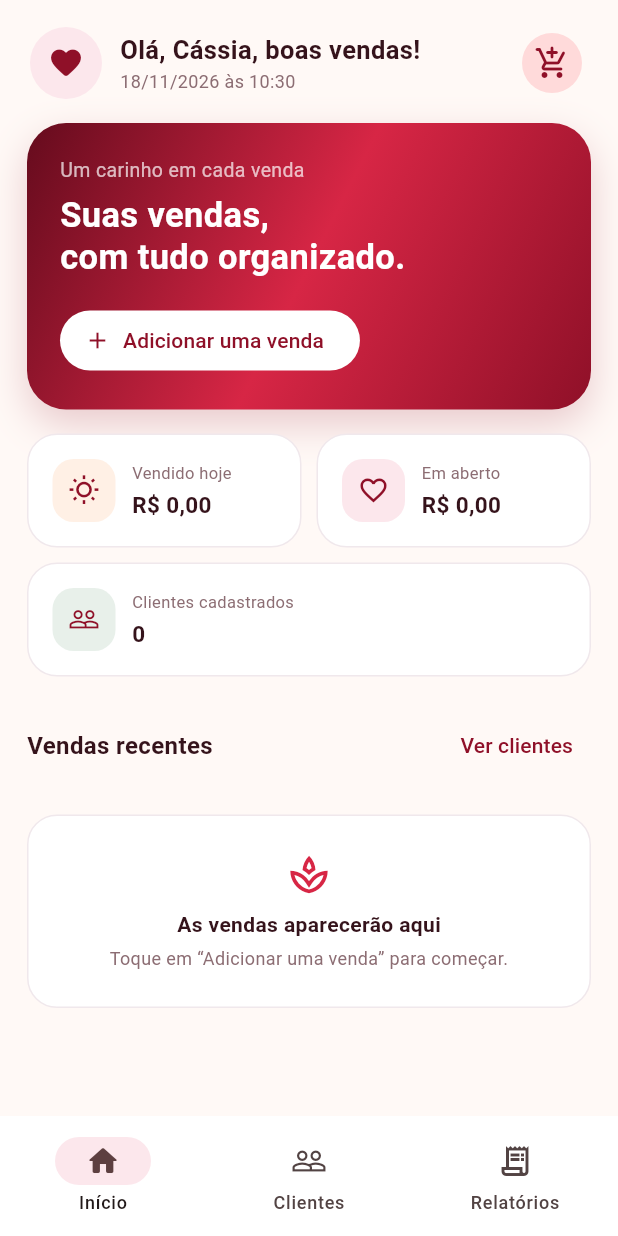
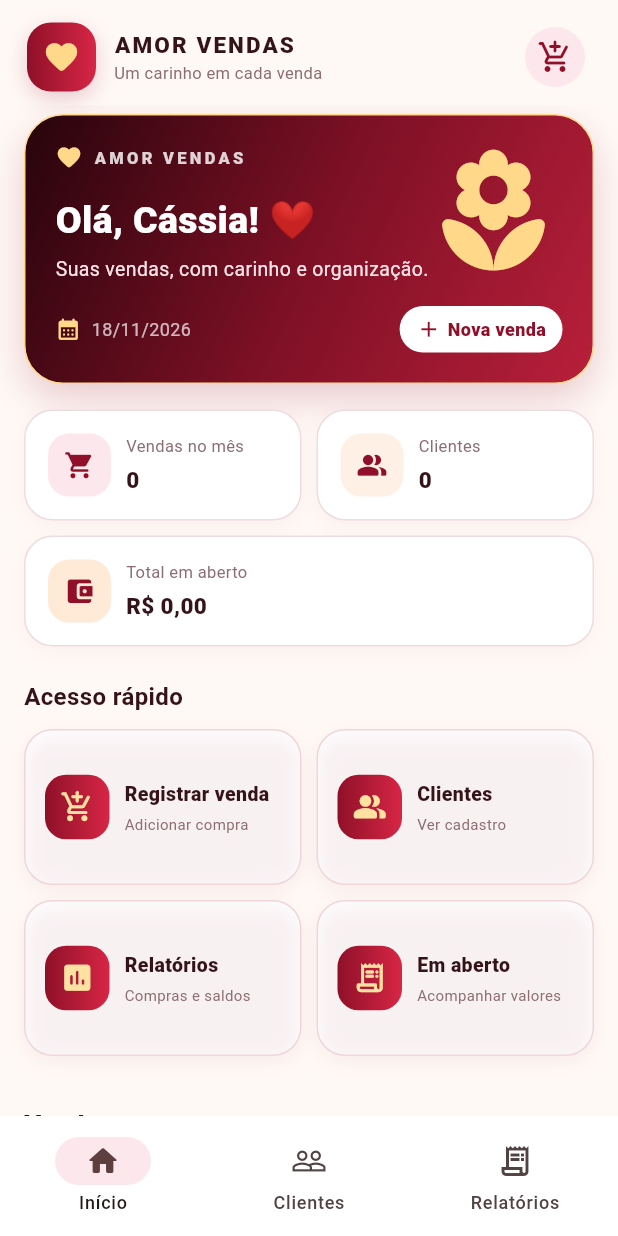
Before and after one commit to danielaureliodacruz8-spec/amor-, a Flutter app: the screen it shows after launch, on a phone screen of 412 x 824 dp. Run offline on Flutter 3.47's test engine with Material 3 defaults, Android fonts, the phone set to English and light mode, and no system bars; our stand-ins replace pdf, printing, shared_preferences.

Commit message:
Recria painel Amor Vendas no estilo visual de rosas vermelhas

```diff
--- a/lib/main.dart
+++ b/lib/main.dart
@@ -447,62 +447,192 @@ class _SalesHomeState extends State<SalesHome> {
       );
 
   Widget _header() => Padding(
-        padding: const EdgeInsets.fromLTRB(20, 18, 20, 8),
+        padding: const EdgeInsets.fromLTRB(18, 14, 18, 8),
         child: Row(children: [
           Container(
-            width: 48,
-            height: 48,
-            decoration: const BoxDecoration(shape: BoxShape.circle, color: _roseLight),
-            child: const Icon(Icons.favorite_rounded, color: _plum),
+            width: 46,
+            height: 46,
+            decoration: BoxDecoration(
+              gradient: const LinearGradient(colors: [Color(0xFF8F1028), Color(0xFFD72645)]),
+              borderRadius: BorderRadius.circular(16),
+              boxShadow: const [BoxShadow(color: Color(0x338F1028), blurRadius: 12, offset: Offset(0, 5))],
+            ),
+            child: const Icon(Icons.favorite_rounded, color: Color(0xFFFFD88A), size: 25),
           ),
           const SizedBox(width: 12),
           Expanded(child: Column(crossAxisAlignment: CrossAxisAlignment.start, children: [
-            Text(_tab == 0 ? 'Olá, Cássia, boas vendas!' : _tab == 1 ? 'Seus clientes' : 'Relatórios', style: const TextStyle(color: _ink, fontSize: 17, fontWeight: FontWeight.w700)),
-            Text(_dateTime(_now), style: const TextStyle(color: _muted, fontSize: 12)),
+            Text(_tab == 0 ? 'AMOR VENDAS' : _tab == 1 ? 'MEUS CLIENTES' : 'RELATÓRIOS',
+              style: const TextStyle(color: _ink, fontSize: 15, letterSpacing: 1.4, fontWeight: FontWeight.w900)),
+            Text(_tab == 0 ? 'Um carinho em cada venda' : _dateTime(_now),
+              style: const TextStyle(color: _muted, fontSize: 11)),
           ])),
-          IconButton.filledTonal(onPressed: () => _newSale(), tooltip: 'Adicionar venda', icon: const Icon(Icons.add_shopping_cart_rounded, color: _plum)),
+          IconButton(
+            onPressed: () => _newSale(),
+            tooltip: 'Registrar venda',
+            style: IconButton.styleFrom(backgroundColor: _roseLight, foregroundColor: _plum),
+            icon: const Icon(Icons.add_shopping_cart_rounded),
+          ),
         ]),
       );
 
   Widget _dashboard() {
     final recent = _sales.toList()..sort((a, b) => (b['createdAt'] as String).compareTo(a['createdAt'] as String));
-    return ListView(padding: const EdgeInsets.fromLTRB(18, 8, 18, 26), children: [
+    final monthSales = _sales.where((sale) {
+      final date = DateTime.tryParse(sale['createdAt'] as String)?.toLocal();
+      return date != null && date.year == _now.year && date.month == _now.month;
+    }).length;
+
+    return ListView(
+      padding: const EdgeInsets.fromLTRB(16, 6, 16, 26),
+      children: [
         Container(
-        padding: const EdgeInsets.all(22),
-        decoration: BoxDecoration(gradient: const LinearGradient(colors: [Color(0xFF650B1D), Color(0xFFD72645), Color(0xFF8F1028)], begin: Alignment.topLeft, end: Alignment.bottomRight), borderRadius: BorderRadius.circular(26), boxShadow: [BoxShadow(color: Color(0x338F1028), blurRadius: 22, offset: Offset(0, 10))]),
-        child: Column(crossAxisAlignment: CrossAxisAlignment.start, children: [
-          const Text('Um carinho em cada venda', style: TextStyle(color: Colors.white70, fontSize: 13)),
-          const SizedBox(height: 6),
-          const Text('Suas vendas,\ncom tudo organizado.', style: TextStyle(color: Colors.white, fontSize: 23, height: 1.2, fontWeight: FontWeight.w700)),
-          const SizedBox(height: 18),
-          FilledButton.icon(onPressed: () => _newSale(), icon: const Icon(Icons.add), label: const Text('Adicionar uma venda'), style: FilledButton.styleFrom(backgroundColor: Colors.white, foregroundColor: _plum)),
+          padding: const EdgeInsets.fromLTRB(20, 19, 20, 20),
+          decoration: BoxDecoration(
+            gradient: const LinearGradient(
+              colors: [Color(0xFF26040B), Color(0xFF7D1025), Color(0xFFB91F3A)],
+              begin: Alignment.topLeft,
+              end: Alignment.bottomRight,
+            ),
+            borderRadius: BorderRadius.circular(26),
+            border: Border.all(color: const Color(0xFFFFD88A), width: 1),
+            boxShadow: const [BoxShadow(color: Color(0x338F1028), blurRadius: 22, offset: Offset(0, 10))],
+          ),
+          child: Stack(children: [
+            const Positioned(right: 0, top: 0, child: Icon(Icons.local_florist_rounded, color: Color(0x55FFFFD88A), size: 92)),
+            Column(crossAxisAlignment: CrossAxisAlignment.start, children: [
+              Row(children: [
+                const Icon(Icons.favorite_rounded, color: Color(0xFFFFD88A), size: 18),
+                const SizedBox(width: 7),
+                Text('AMOR VENDAS', style: TextStyle(color: Colors.white.withValues(alpha: .82), fontSize: 11, letterSpacing: 2.2, fontWeight: FontWeight.w800)),
+              ]),
+              const SizedBox(height: 15),
+              const Text('Olá, Cássia! ❤️', style: TextStyle(color: Colors.white, fontSize: 25, fontWeight: FontWeight.w800)),
+              const SizedBox(height: 5),
+              const Text('Suas vendas, com carinho e organização.', style: TextStyle(color: Color(0xFFFFE5E8), fontSize: 13)),
+              const SizedBox(height: 15),
+              Row(children: [
+                const Icon(Icons.calendar_month_rounded, color: Color(0xFFFFD88A), size: 17),
+                const SizedBox(width: 7),
+                Text(_dateTime(_now).split(' às ').first, style: const TextStyle(color: Colors.white70, fontSize: 12)),
+                const Spacer(),
+                Container(
+                  padding: const EdgeInsets.symmetric(horizontal: 11, vertical: 7),
+                  decoration: BoxDecoration(color: Colors.white, borderRadius: BorderRadius.circular(30)),
+                  child: InkWell(
+                    onTap: () => _newSale(),
+                    child: const Row(mainAxisSize: MainAxisSize.min, children: [
+                      Icon(Icons.add, color: _plum, size: 17),
+                      SizedBox(width: 4),
+                      Text('Nova venda', style: TextStyle(color: _plum, fontWeight: FontWeight.w800, fontSize: 12)),
                     ]),
                   ),
-      const SizedBox(height: 16),
+                ),
+              ]),
+            ]),
+          ]),
+        ),
+        const SizedBox(height: 17),
         Row(children: [
-        Expanded(child: _metric('Vendido hoje', _money(_todaySales), Icons.wb_sunny_outlined, _lavender)),
+          Expanded(child: _metric('Vendas no mês', '$monthSales', Icons.shopping_cart_rounded, _roseLight)),
           const SizedBox(width: 10),
-        Expanded(child: _metric('Em aberto', _money(_openBalance), Icons.favorite_border, _roseLight)),
+          Expanded(child: _metric('Clientes', '${_customers.length}', Icons.people_alt_rounded, _lavender)),
         ]),
         const SizedBox(height: 10),
-      _metric('Clientes cadastrados', '${_customers.length}', Icons.people_outline, const Color(0xFFE8F0EA)),
+        _metric('Total em aberto', _money(_openBalance), Icons.account_balance_wallet_rounded, const Color(0xFFFFE9D7)),
         const SizedBox(height: 22),
-      _sectionTitle('Vendas recentes', action: 'Ver clientes', onPressed: () => setState(() => _tab = 1)),
-      const SizedBox(height: 8),
+        _sectionTitle('Acesso rápido'),
+        const SizedBox(height: 10),
+        Row(children: [
+          Expanded(child: _quickAction('Registrar venda', 'Adicionar compra', Icons.add_shopping_cart_rounded, () => _newSale())),
+          const SizedBox(width: 10),
+          Expanded(child: _quickAction('Clientes', 'Ver cadastro', Icons.people_alt_rounded, () => setState(() => _tab = 1))),
+        ]),
+        const SizedBox(height: 10),
+        Row(children: [
+          Expanded(child: _quickAction('Relatórios', 'Compras e saldos', Icons.insert_chart_rounded, () => setState(() => _tab = 2))),
+          const SizedBox(width: 10),
+          Expanded(child: _quickAction('Em aberto', 'Acompanhar valores', Icons.receipt_long_rounded, () => setState(() => _tab = 2))),
+        ]),
+        const SizedBox(height: 22),
+        Row(children: [
+          const Expanded(child: Text('Vendas recentes', style: TextStyle(color: _ink, fontWeight: FontWeight.w800, fontSize: 17))),
+          TextButton(onPressed: () => setState(() => _tab = 2), child: const Text('Ver tudo', style: TextStyle(color: _plum))),
+        ]),
+        const SizedBox(height: 5),
         if (recent.isEmpty)
-        _emptyCard('As vendas aparecerão aqui', 'Toque em “Adicionar uma venda” para começar.')
+          _emptyCard('Suas vendas aparecerão aqui', 'Toque em “Nova venda” para registrar a primeira.')
         else
           ...recent.take(5).map((sale) => _saleCard(sale)),
-    ]);
+        const SizedBox(height: 14),
+        Container(
+          padding: const EdgeInsets.symmetric(vertical: 15, horizontal: 18),
+          decoration: BoxDecoration(
+            color: const Color(0xFF3A0914),
+            borderRadius: BorderRadius.circular(20),
+            border: Border.all(color: const Color(0xFFFFD88A), width: .7),
+          ),
+          child: const Row(children: [
+            Icon(Icons.local_florist_rounded, color: Color(0xFFFFD88A), size: 27),
+            SizedBox(width: 12),
+            Expanded(child: Text('Você faz a diferença em cada detalhe.', style: TextStyle(color: Colors.white, fontSize: 14, fontWeight: FontWeight.w600, fontStyle: FontStyle.italic))),
+            Icon(Icons.favorite_rounded, color: Color(0xFFFFD88A), size: 20),
+          ]),
+        ),
+      ],
+    );
   }
 
+  Widget _quickAction(String title, String subtitle, IconData icon, VoidCallback onTap) => Material(
+        color: Colors.white,
+        borderRadius: BorderRadius.circular(19),
+        child: InkWell(
+          onTap: onTap,
+          borderRadius: BorderRadius.circular(19),
+          child: Container(
+            constraints: const BoxConstraints(minHeight: 104),
+            padding: const EdgeInsets.all(13),
+            decoration: BoxDecoration(
+              borderRadius: BorderRadius.circular(19),
+              border: Border.all(color: const Color(0xFFEED6DA)),
+              boxShadow: const [BoxShadow(color: Color(0x0F8F1028), blurRadius: 10, offset: Offset(0, 4))],
+            ),
+            child: Row(children: [
+              Container(
+                width: 43,
+                height: 43,
+                decoration: BoxDecoration(
+                  gradient: const LinearGradient(colors: [Color(0xFF8F1028), Color(0xFFD72645)]),
+                  borderRadius: BorderRadius.circular(14),
+                ),
+                child: Icon(icon, color: const Color(0xFFFFE1A1), size: 23),
+              ),
+              const SizedBox(width: 10),
+              Expanded(child: Column(crossAxisAlignment: CrossAxisAlignment.start, mainAxisAlignment: MainAxisAlignment.center, children: [
+                Text(title, style: const TextStyle(color: _ink, fontSize: 13, fontWeight: FontWeight.w800)),
+                const SizedBox(height: 3),
+                Text(subtitle, style: const TextStyle(color: _muted, fontSize: 10)),
+              ])),
+            ]),
+          ),
+        ),
+      );
+
   Widget _metric(String title, String value, IconData icon, Color color) => Container(
-        padding: const EdgeInsets.all(16),
-        decoration: BoxDecoration(color: Colors.white, borderRadius: BorderRadius.circular(20), border: Border.all(color: const Color(0xFFF0E8EC))),
+        padding: const EdgeInsets.all(15),
+        decoration: BoxDecoration(
+          color: Colors.white,
+          borderRadius: BorderRadius.circular(19),
+          border: Border.all(color: const Color(0xFFEEDDE0)),
+          boxShadow: const [BoxShadow(color: Color(0x0A8F1028), blurRadius: 10, offset: Offset(0, 4))],
+        ),
         child: Row(children: [
           Container(width: 42, height: 42, decoration: BoxDecoration(color: color, borderRadius: BorderRadius.circular(14)), child: Icon(icon, color: _plum, size: 21)),
-          const SizedBox(width: 11),
-          Expanded(child: Column(crossAxisAlignment: CrossAxisAlignment.start, children: [Text(title, style: const TextStyle(color: _muted, fontSize: 11)), const SizedBox(height: 3), Text(value, style: const TextStyle(color: _ink, fontWeight: FontWeight.w700, fontSize: 15))])),
+          const SizedBox(width: 10),
+          Expanded(child: Column(crossAxisAlignment: CrossAxisAlignment.start, children: [
+            Text(title, style: const TextStyle(color: _muted, fontSize: 11)),
+            const SizedBox(height: 4),
+            Text(value, style: const TextStyle(color: _ink, fontWeight: FontWeight.w800, fontSize: 15)),
+          ])),
         ]),
       );
 
```
Lines whose indentation alone changed are shown as unchanged.
